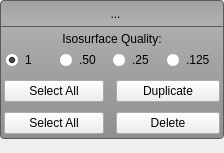
Old version of the form src/Interface/AppInterface/GroupButtonMenu.ui in the repository SCIInstitute/Seg3D.
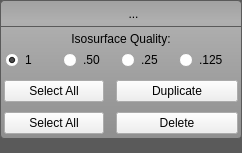
New version of the form. Icons and pictures are not drawn.

Patch:
```diff
--- a/src/Interface/AppInterface/GroupButtonMenu.ui
+++ b/src/Interface/AppInterface/GroupButtonMenu.ui
@@ -6,8 +6,8 @@
    <rect>
     <x>0</x>
     <y>0</y>
-    <width>224</width>
-    <height>149</height>
+    <width>242</width>
+    <height>153</height>
    </rect>
   </property>
   <property name="windowTitle">
@@ -15,6 +15,10 @@
   </property>
   <property name="styleSheet">
    <string notr="true">
+QWidget#background_{
+  background-color: rgb( 90,90,90 );
+}
+
 /*group_new_mask_button_ */
 QToolButton#group_new_mask_button_{
   background-color: rgba(0, 0, 0, 0);
@@ -98,6 +102,15 @@
   border-bottom: 1px solid rgb(90, 90, 90);
 }</string>
   </property>
+  <layout class="QHBoxLayout" name="horizontalLayout">
+   <property name="spacing">
+    <number>0</number>
+   </property>
+   <property name="margin">
+    <number>0</number>
+   </property>
+   <item>
+    <widget class="QWidget" name="background_" native="true">
   <layout class="QVBoxLayout" name="verticalLayout">
    <property name="spacing">
     <number>0</number>
@@ -534,6 +547,9 @@
      <property name="text">
       <string/>
      </property>
+       </widget>
+      </item>
+     </layout>
     </widget>
    </item>
   </layout>
```
Lines whose indentation alone changed are shown as unchanged.
